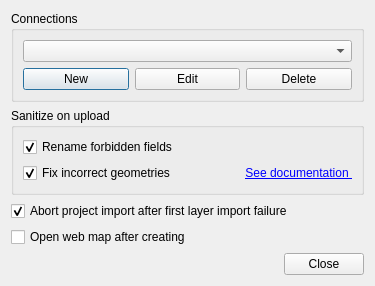
Before: the Qt Designer form src/settings_dialog_base.ui in nextgis/nextgis_connect, drawn with Qt 5.
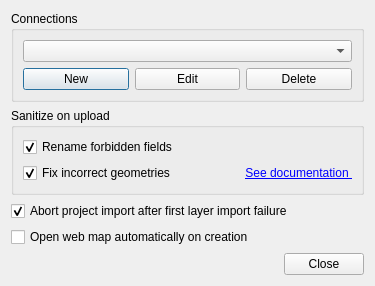
After: the same form once the commit is applied.

Commit message: Set opening web map automatically on creation by default. Fix labels and translations.

Diff of the .ui file:
```diff
--- a/src/settings_dialog_base.ui
+++ b/src/settings_dialog_base.ui
@@ -142,7 +142,7 @@
    <item>
     <widget class="QCheckBox" name="cbAutoOpenWebMap">
      <property name="text">
-      <string>Open web map after creating</string>
+      <string>Open web map automatically on creation</string>
      </property>
     </widget>
    </item>
```
The commit also changes 2 other files.
